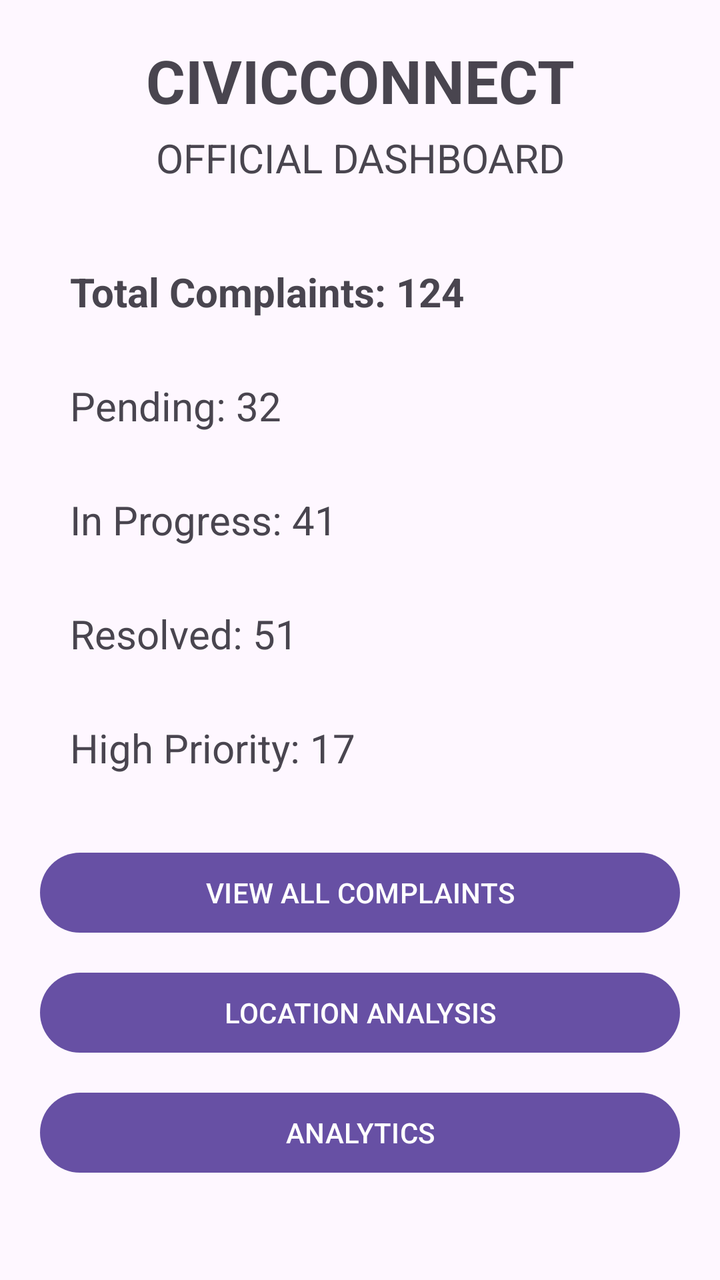
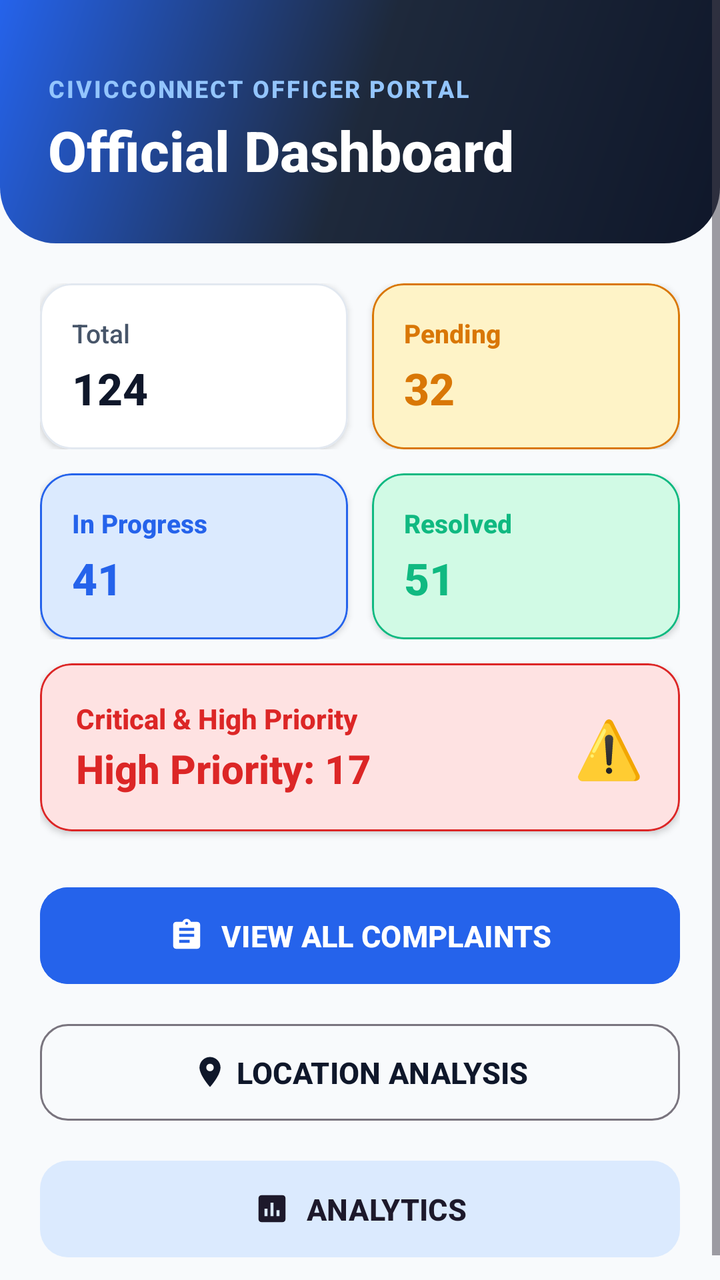

An Android layout rendered at two revisions. The XML below is the earlier revision; the diff shows what the commit changed to produce the second picture.
<!-- AndroidManifest.xml: application theme Theme.MADProject -->
<!-- res/layout/activity_official_dashboard.xml -->
<?xml version="1.0" encoding="utf-8"?>
<ScrollView xmlns:android="http://schemas.android.com/apk/res/android"
    xmlns:tools="http://schemas.android.com/tools"
    android:id="@+id/main"
    android:layout_width="match_parent"
    android:layout_height="match_parent"
    tools:context=".OfficialDashboardActivity">

    <LinearLayout
        android:layout_width="match_parent"
        android:layout_height="wrap_content"
        android:orientation="vertical"
        android:padding="20dp">

        <TextView
            android:layout_width="match_parent"
            android:layout_height="wrap_content"
            android:text="CIVICCONNECT"
            android:textSize="30sp"
            android:textStyle="bold"
            android:gravity="center"
            android:layout_marginBottom="5dp" />

        <TextView
            android:layout_width="match_parent"
            android:layout_height="wrap_content"
            android:text="OFFICIAL DASHBOARD"
            android:textSize="20sp"
            android:gravity="center"
            android:layout_marginBottom="25dp" />

        <TextView
            android:id="@+id/totalTextView"
            android:layout_width="match_parent"
            android:layout_height="wrap_content"
            android:text="Total Complaints: 124"
            android:textSize="20sp"
            android:textStyle="bold"
            android:padding="15dp" />

        <TextView
            android:id="@+id/pendingTextView"
            android:layout_width="match_parent"
            android:layout_height="wrap_content"
            android:text="Pending: 32"
            android:textSize="20sp"
            android:padding="15dp" />

        <TextView
            android:id="@+id/progressTextView"
            android:layout_width="match_parent"
            android:layout_height="wrap_content"
            android:text="In Progress: 41"
            android:textSize="20sp"
            android:padding="15dp" />

        <TextView
            android:id="@+id/resolvedTextView"
            android:layout_width="match_parent"
            android:layout_height="wrap_content"
            android:text="Resolved: 51"
            android:textSize="20sp"
            android:padding="15dp" />

        <TextView
            android:id="@+id/highPriorityTextView"
            android:layout_width="match_parent"
            android:layout_height="wrap_content"
            android:text="High Priority: 17"
            android:textSize="20sp"
            android:padding="15dp"
            android:layout_marginBottom="20dp" />

        <Button
            android:id="@+id/viewComplaintsButton"
            android:layout_width="match_parent"
            android:layout_height="wrap_content"
            android:text="VIEW ALL COMPLAINTS"
            android:layout_marginBottom="12dp" />

        <Button
            android:id="@+id/categoriesButton"
            android:layout_width="match_parent"
            android:layout_height="wrap_content"
            android:text="LOCATION ANALYSIS"
            android:layout_marginBottom="12dp" />

        <Button
            android:id="@+id/analyticsButton"
            android:layout_width="match_parent"
            android:layout_height="wrap_content"
            android:text="ANALYTICS" />

    </LinearLayout>

</ScrollView>
<!-- resources referenced by this layout -->
<resources>
  <style name="Theme.MADProject" parent="Base.Theme.MADProject" />
  <style name="Base.Theme.MADProject" parent="Theme.Material3.DayNight.NoActionBar">
          
          
      </style>
</resources>

<!-- the commit's change to res/layout/activity_official_dashboard.xml (unified diff, before → after) -->
@@ -1,96 +1,314 @@
 <?xml version="1.0" encoding="utf-8"?>
 <ScrollView xmlns:android="http://schemas.android.com/apk/res/android"
+    xmlns:app="http://schemas.android.com/apk/res-auto"
     xmlns:tools="http://schemas.android.com/tools"
     android:id="@+id/main"
     android:layout_width="match_parent"
     android:layout_height="match_parent"
+    android:fillViewport="true"
+    android:background="@color/background"
     tools:context=".OfficialDashboardActivity">
 
     <LinearLayout
         android:layout_width="match_parent"
         android:layout_height="wrap_content"
-        android:orientation="vertical"
-        android:padding="20dp">
-
-        <TextView
+        android:orientation="vertical">
+
+        
+        <LinearLayout
             android:layout_width="match_parent"
             android:layout_height="wrap_content"
-            android:text="CIVICCONNECT"
-            android:textSize="30sp"
-            android:textStyle="bold"
-            android:gravity="center"
-            android:layout_marginBottom="5dp" />
-
-        <TextView
+            android:orientation="vertical"
+            android:background="@drawable/bg_gradient_header"
+            android:paddingStart="24dp"
+            android:paddingEnd="24dp"
+            android:paddingTop="36dp"
+            android:paddingBottom="28dp">
+
+            <TextView
+                android:layout_width="wrap_content"
+                android:layout_height="wrap_content"
+                android:text="CIVICCONNECT OFFICER PORTAL"
+                android:textSize="12sp"
+                android:textStyle="bold"
+                android:textColor="#93C5FD"
+                android:letterSpacing="0.08" />
+
+            <TextView
+                android:layout_width="match_parent"
+                android:layout_height="wrap_content"
+                android:text="Official Dashboard"
+                android:textSize="28sp"
+                android:textStyle="bold"
+                android:textColor="@color/white"
+                android:layout_marginTop="4dp" />
+        </LinearLayout>
+
+        <LinearLayout
             android:layout_width="match_parent"
             android:layout_height="wrap_content"
-            android:text="OFFICIAL DASHBOARD"
-            android:textSize="20sp"
-            android:gravity="center"
-            android:layout_marginBottom="25dp" />
-
-        <TextView
-            android:id="@+id/totalTextView"
-            android:layout_width="match_parent"
-            android:layout_height="wrap_content"
-            android:text="Total Complaints: 124"
-            android:textSize="20sp"
-            android:textStyle="bold"
-            android:padding="15dp" />
-
-        <TextView
-            android:id="@+id/pendingTextView"
-            android:layout_width="match_parent"
-            android:layout_height="wrap_content"
-            android:text="Pending: 32"
-            android:textSize="20sp"
-            android:padding="15dp" />
-
-        <TextView
-            android:id="@+id/progressTextView"
-            android:layout_width="match_parent"
-            android:layout_height="wrap_content"
-            android:text="In Progress: 41"
-            android:textSize="20sp"
-            android:padding="15dp" />
-
-        <TextView
-            android:id="@+id/resolvedTextView"
-            android:layout_width="match_parent"
-            android:layout_height="wrap_content"
-            android:text="Resolved: 51"
-            android:textSize="20sp"
-            android:padding="15dp" />
-
-        <TextView
-            android:id="@+id/highPriorityTextView"
-            android:layout_width="match_parent"
-            android:layout_height="wrap_content"
-            android:text="High Priority: 17"
-            android:textSize="20sp"
-            android:padding="15dp"
-            android:layout_marginBottom="20dp" />
-
-        <Button
-            android:id="@+id/viewComplaintsButton"
-            android:layout_width="match_parent"
-            android:layout_height="wrap_content"
-            android:text="VIEW ALL COMPLAINTS"
-            android:layout_marginBottom="12dp" />
-
-        <Button
-            android:id="@+id/categoriesButton"
-            android:layout_width="match_parent"
-            android:layout_height="wrap_content"
-            android:text="LOCATION ANALYSIS"
-            android:layout_marginBottom="12dp" />
-
-        <Button
-            android:id="@+id/analyticsButton"
-            android:layout_width="match_parent"
-            android:layout_height="wrap_content"
-            android:text="ANALYTICS" />
-
+            android:orientation="vertical"
+            android:padding="20dp">
+
+            
+            <LinearLayout
+                android:layout_width="match_parent"
+                android:layout_height="wrap_content"
+                android:orientation="horizontal"
+                android:layout_marginBottom="12dp">
+
+                <com.google.android.material.card.MaterialCardView
+                    android:layout_width="0dp"
+                    android:layout_height="wrap_content"
+                    android:layout_weight="1"
+                    android:layout_marginEnd="6dp"
+                    app:cardCornerRadius="16dp"
+                    app:cardElevation="2dp"
+                    app:cardBackgroundColor="@color/surface"
+                    app:strokeColor="@color/card_stroke"
+                    app:strokeWidth="1dp">
+
+                    <LinearLayout
+                        android:layout_width="match_parent"
+                        android:layout_height="wrap_content"
+                        android:orientation="vertical"
+                        android:padding="16dp">
+
+                        <TextView
+                            android:layout_width="wrap_content"
+                            android:layout_height="wrap_content"
+                            android:text="Total"
+                            android:textSize="13sp"
+                            android:textColor="@color/text_secondary" />
+
+                        <TextView
+                            android:id="@+id/totalTextView"
+                            android:layout_width="wrap_content"
+                            android:layout_height="wrap_content"
+                            android:text="124"
+                            android:textSize="22sp"
+                            android:textStyle="bold"
+                            android:textColor="@color/primary"
+                            android:layout_marginTop="4dp" />
+                    </LinearLayout>
+                </com.google.android.material.card.MaterialCardView>
+
+                <com.google.android.material.card.MaterialCardView
+                    android:layout_width="0dp"
+                    android:layout_height="wrap_content"
+                    android:layout_weight="1"
+                    android:layout_marginStart="6dp"
+                    app:cardCornerRadius="16dp"
+                    app:cardElevation="2dp"
+                    app:cardBackgroundColor="@color/status_pending_bg"
+                    app:strokeColor="@color/status_pending"
+                    app:strokeWidth="1dp">
+
+                    <LinearLayout
+                        android:layout_width="match_parent"
+                        android:layout_height="wrap_content"
+                        android:orientation="vertical"
+                        android:padding="16dp">
+
+                        <TextView
+                            android:layout_width="wrap_content"
+                            android:layout_height="wrap_content"
+                            android:text="Pending"
+                            android:textSize="13sp"
+                            android:textColor="@color/status_pending"
+                            android:textStyle="bold" />
+
+                        <TextView
+                            android:id="@+id/pendingTextView"
+                            android:layout_width="wrap_content"
+                            android:layout_height="wrap_content"
+                            android:text="32"
+                            android:textSize="22sp"
+                            android:textStyle="bold"
+                            android:textColor="@color/status_pending"
+                            android:layout_marginTop="4dp" />
+                    </LinearLayout>
+                </com.google.android.material.card.MaterialCardView>
+            </LinearLayout>
+
+            
+            <LinearLayout
+                android:layout_width="match_parent"
+                android:layout_height="wrap_content"
+                android:orientation="horizontal"
+                android:layout_marginBottom="12dp">
+
+                <com.google.android.material.card.MaterialCardView
+                    android:layout_width="0dp"
+                    android:layout_height="wrap_content"
+                    android:layout_weight="1"
+                    android:layout_marginEnd="6dp"
+                    app:cardCornerRadius="16dp"
+                    app:cardElevation="2dp"
+                    app:cardBackgroundColor="@color/status_in_progress_bg"
+                    app:strokeColor="@color/status_in_progress"
+                    app:strokeWidth="1dp">
+
+                    <LinearLayout
+                        android:layout_width="match_parent"
+                        android:layout_height="wrap_content"
+                        android:orientation="vertical"
+                        android:padding="16dp">
+
+                        <TextView
+                            android:layout_width="wrap_content"
+                            android:layout_height="wrap_content"
+                            android:text="In Progress"
+                            android:textSize="13sp"
+                            android:textColor="@color/status_in_progress"
+                            android:textStyle="bold" />
+
+                        <TextView
+                            android:id="@+id/progressTextView"
+                            android:layout_width="wrap_content"
+                            android:layout_height="wrap_content"
+                            android:text="41"
+                            android:textSize="22sp"
+                            android:textStyle="bold"
+                            android:textColor="@color/status_in_progress"
+                            android:layout_marginTop="4dp" />
+                    </LinearLayout>
+                </com.google.android.material.card.MaterialCardView>
+
+                <com.google.android.material.card.MaterialCardView
+                    android:layout_width="0dp"
+                    android:layout_height="wrap_content"
+                    android:layout_weight="1"
+                    android:layout_marginStart="6dp"
+                    app:cardCornerRadius="16dp"
+                    app:cardElevation="2dp"
+                    app:cardBackgroundColor="@color/status_resolved_bg"
+                    app:strokeColor="@color/status_resolved"
+                    app:strokeWidth="1dp">
+
+                    <LinearLayout
+                        android:layout_width="match_parent"
+                        android:layout_height="wrap_content"
+                        android:orientation="vertical"
+                        android:padding="16dp">
+
+                        <TextView
+                            android:layout_width="wrap_content"
+                            android:layout_height="wrap_content"
+                            android:text="Resolved"
+                            android:textSize="13sp"
+                            android:textColor="@color/status_resolved"
+                            android:textStyle="bold" />
+
+                        <TextView
+                            android:id="@+id/resolvedTextView"
+                            android:layout_width="wrap_content"
+                            android:layout_height="wrap_content"
+                            android:text="51"
+                            android:textSize="22sp"
+                            android:textStyle="bold"
+                            android:textColor="@color/status_resolved"
+                            android:layout_marginTop="4dp" />
+                    </LinearLayout>
+                </com.google.android.material.card.MaterialCardView>
+            </LinearLayout>
+
+            
+            <com.google.android.material.card.MaterialCardView
+                android:layout_width="match_parent"
+                android:layout_height="wrap_content"
+                android:layout_marginBottom="24dp"
+                app:cardCornerRadius="16dp"
+                app:cardElevation="2dp"
+                app:cardBackgroundColor="@color/severity_critical_bg"
+                app:strokeColor="@color/severity_critical"
+                app:strokeWidth="1dp">
+
+                <LinearLayout
+                    android:layout_width="match_parent"
+                    android:layout_height="wrap_content"
+                    android:orientation="horizontal"
+                    android:padding="18dp"
+                    android:gravity="center_vertical">
+
+                    <LinearLayout
+                        android:layout_width="0dp"
+                        android:layout_height="wrap_content"
+                        android:layout_weight="1"
+                        android:orientation="vertical">
+
+                        <TextView
+                            android:layout_width="wrap_content"
+                            android:layout_height="wrap_content"
+                            android:text="Critical &amp; High Priority"
+                            android:textSize="14sp"
+                            android:textStyle="bold"
+                            android:textColor="@color/severity_critical" />
+
+                        <TextView
+                            android:id="@+id/highPriorityTextView"
+                            android:layout_width="wrap_content"
+                            android:layout_height="wrap_content"
+                            android:text="High Priority: 17"
+                            android:textSize="20sp"
+                            android:textStyle="bold"
+                            android:textColor="@color/severity_critical"
+                            android:layout_marginTop="2dp" />
+                    </LinearLayout>
+
+                    <TextView
+                        android:layout_width="wrap_content"
+                        android:layout_height="wrap_content"
+                        android:text="⚠️"
+                        android:textSize="28sp" />
+                </LinearLayout>
+            </com.google.android.material.card.MaterialCardView>
+
+            
+            <com.google.android.material.button.MaterialButton
+                android:id="@+id/viewComplaintsButton"
+                android:layout_width="match_parent"
+                android:layout_height="wrap_content"
+                android:text="VIEW ALL COMPLAINTS"
+                android:textSize="15sp"
+                android:textStyle="bold"
+                android:paddingTop="14dp"
+                android:paddingBottom="14dp"
+                app:icon="@drawable/ic_complaint_list"
+                app:iconGravity="textStart"
+                app:cornerRadius="14dp"
+                android:backgroundTint="@color/secondary"
+                android:layout_marginBottom="12dp" />
+
+            <com.google.android.material.button.MaterialButton
+                android:id="@+id/categoriesButton"
+                style="@style/Widget.Material3.Button.OutlinedButton"
+                android:layout_width="match_parent"
+                android:layout_height="wrap_content"
+                android:text="LOCATION ANALYSIS"
+                android:textSize="15sp"
+                android:textStyle="bold"
+                android:paddingTop="14dp"
+                android:paddingBottom="14dp"
+                app:icon="@drawable/ic_location"
+                app:iconGravity="textStart"
+                app:cornerRadius="14dp"
+                android:layout_marginBottom="12dp" />
+
+            <com.google.android.material.button.MaterialButton
+                android:id="@+id/analyticsButton"
+                style="@style/Widget.Material3.Button.TonalButton"
+                android:layout_width="match_parent"
+                android:layout_height="wrap_content"
+                android:text="ANALYTICS"
+                android:textSize="15sp"
+                android:textStyle="bold"
+                android:paddingTop="14dp"
+                android:paddingBottom="14dp"
+                app:icon="@drawable/ic_analytics"
+                app:iconGravity="textStart"
+                app:cornerRadius="14dp" />
+
+        </LinearLayout>
     </LinearLayout>
-
 </ScrollView>
<!-- resource entries referenced after the edit -->
@@ -1,9 +1,79 @@
 <!-- resources referenced by this layout -->
 <resources>
+  <color name="background">#F8FAFC</color>
+  <color name="card_stroke">#E2E8F0</color>
+  <color name="primary">#0F172A</color>
+  <color name="secondary">#2563EB</color>
+  <color name="severity_critical">#DC2626</color>
+  <color name="severity_critical_bg">#FEE2E2</color>
+  <color name="status_in_progress">#2563EB</color>
+  <color name="status_in_progress_bg">#DBEAFE</color>
+  <color name="status_pending">#D97706</color>
+  <color name="status_pending_bg">#FEF3C7</color>
+  <color name="status_resolved">#10B981</color>
+  <color name="status_resolved_bg">#D1FAE5</color>
+  <color name="surface">#FFFFFF</color>
+  <color name="text_secondary">#475569</color>
+  <color name="white">#FFFFFF</color>
+  <!-- drawable bg_gradient_header (drawable) -->
+  <?xml version="1.0" encoding="utf-8"?>
+  <shape xmlns:android="http://schemas.android.com/apk/res/android"
+      android:shape="rectangle">
+      <gradient
+          android:angle="135"
+          android:startColor="#0F172A"
+          android:centerColor="#1E293B"
+          android:endColor="#2563EB"
+          android:type="linear" />
+      <corners
+          android:bottomLeftRadius="28dp"
+          android:bottomRightRadius="28dp" />
+  </shape>
+  <!-- drawable ic_analytics (drawable) -->
+  <vector xmlns:android="http://schemas.android.com/apk/res/android"
+      android:width="28dp"
+      android:height="28dp"
+      android:viewportWidth="24"
+      android:viewportHeight="24">
+      <path
+          android:fillColor="#2563EB"
+          android:pathData="M19,3H5c-1.1,0 -2,0.9 -2,2v14c0,1.1 0.9,2 2,2h14c1.1,0 2,-0.9 2,-2V5c0,-1.1 -0.9,-2 -2,-2zM9,17H7v-5h2v5zM13,17h-2v-9h2v9zM17,17h-2v-4h2v4z"/>
+  </vector>
+  <!-- drawable ic_complaint_list (drawable) -->
+  <vector xmlns:android="http://schemas.android.com/apk/res/android"
+      android:width="28dp"
+      android:height="28dp"
+      android:viewportWidth="24"
+      android:viewportHeight="24">
+      <path
+          android:fillColor="#2563EB"
+          android:pathData="M19,3h-4.18C14.4,1.84 13.3,1 12,1c-1.3,0 -2.4,0.84 -2.82,2H5c-1.1,0 -2,0.9 -2,2v14c0,1.1 0.9,2 2,2h14c1.1,0 2,-0.9 2,-2V5c0,-1.1 -0.9,-2 -2,-2zM12,3c0.55,0 1,0.45 1,1s-0.45,1 -1,1 -1,-0.45 -1,-1 0.45,-1 1,-1zM14,17H7v-2h7v2zM17,13H7v-2h10v2zM17,9H7V7h10v2z"/>
+  </vector>
+  <!-- drawable ic_location (drawable) -->
+  <vector xmlns:android="http://schemas.android.com/apk/res/android"
+      android:width="28dp"
+      android:height="28dp"
+      android:viewportWidth="24"
+      android:viewportHeight="24">
+      <path
+          android:fillColor="#2563EB"
+          android:pathData="M12,2C8.13,2 5,5.13 5,9c0,5.25 7,13 7,13s7,-7.75 7,-13c0,-3.87 -3.13,-7 -7,-7zM12,11.5c-1.38,0 -2.5,-1.12 -2.5,-2.5s1.12,-2.5 2.5,-2.5 2.5,1.12 2.5,2.5 -1.12,2.5 -2.5,2.5z"/>
+  </vector>
   <style name="Theme.MADProject" parent="Base.Theme.MADProject" />
   <style name="Base.Theme.MADProject" parent="Theme.Material3.DayNight.NoActionBar">
-          
-          
+          <item name="colorPrimary">@color/primary</item>
+          <item name="colorOnPrimary">@color/text_on_primary</item>
+          <item name="colorPrimaryContainer">@color/primary_container</item>
+          <item name="colorSecondary">@color/secondary</item>
+          <item name="colorSecondaryContainer">@color/secondary_container</item>
+          <item name="colorTertiary">@color/tertiary</item>
+          <item name="android:statusBarColor">@color/primary</item>
+          <item name="android:windowBackground">@color/background</item>
+          <item name="android:fontFamily">sans-serif-medium</item>
       </style>
+  <color name="text_on_primary">#FFFFFF</color>
+  <color name="primary_container">#1E293B</color>
+  <color name="secondary_container">#DBEAFE</color>
+  <color name="tertiary">#7C3AED</color>
 </resources>
 
